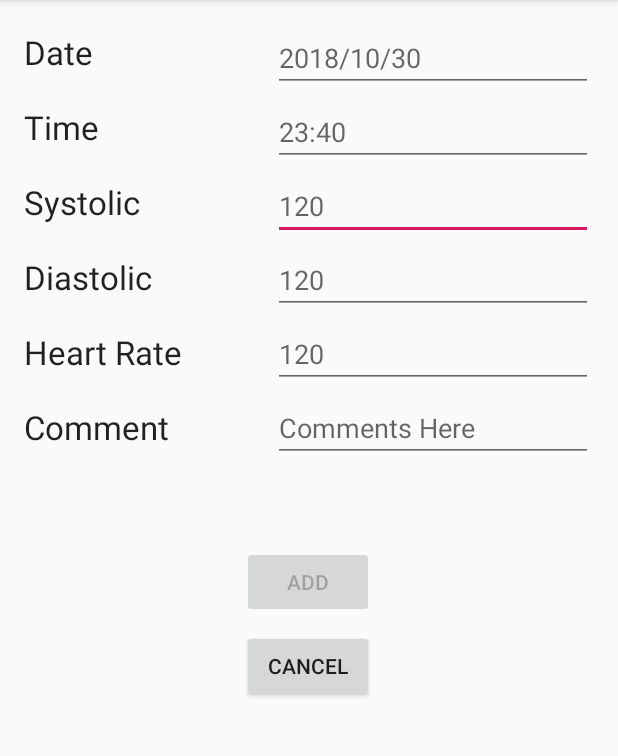
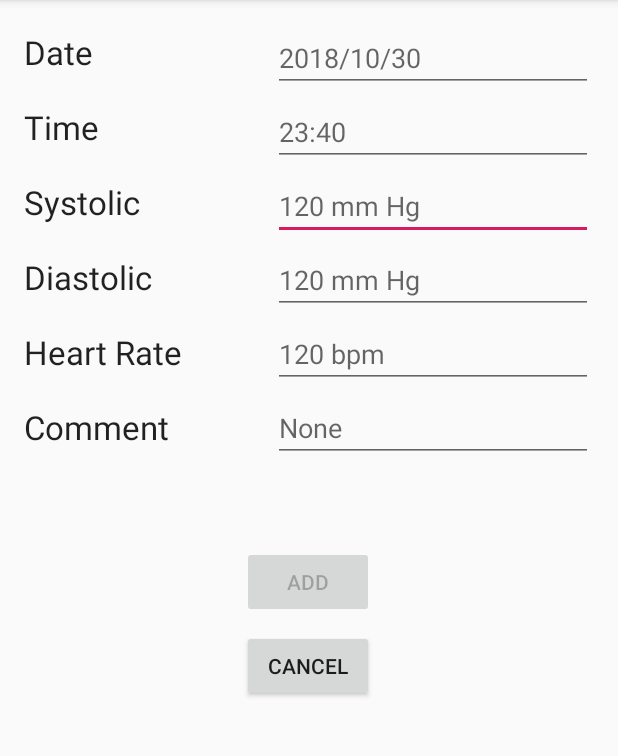
Before and after one commit to anjeshshrestha/Cardio-Book, an Android app: the MeasurementActivity screen opened directly, with no data from a screen before it, on a phone screen of 412 x 824 dp, the part 84-840 px from its top. Run offline under Robolectric (Android 15) with nearby library versions, the phone set to English and light mode, and no system bars.

Commit message:
More Comments, Highlight Perssure

```diff
--- a/app/src/main/res/layout/activity_measurement.xml
+++ b/app/src/main/res/layout/activity_measurement.xml
@@ -66,7 +66,7 @@
         android:layout_marginStart="16dp"
         android:layout_marginTop="20dp"
         android:layout_marginEnd="16dp"
-        android:text="@string/heartrate"
+        android:text="@string/heartRate"
         android:textAppearance="@style/Base.TextAppearance.AppCompat.Large"
         app:layout_constraintEnd_toStartOf="@+id/guideline2"
         app:layout_constraintHorizontal_bias="0.0"
@@ -123,7 +123,7 @@
         android:layout_marginTop="4dp"
         android:layout_marginEnd="16dp"
         android:ems="10"
-        android:hint="@string/numberHint"
+        android:hint="@string/pressureHint"
         android:inputType="number"
         app:layout_constraintEnd_toEndOf="parent"
         app:layout_constraintStart_toStartOf="@+id/guideline2"
@@ -137,7 +137,7 @@
         android:layout_marginTop="4dp"
         android:layout_marginEnd="16dp"
         android:ems="10"
-        android:hint="@string/numberHint"
+        android:hint="@string/pressureHint"
         android:inputType="number"
         app:layout_constraintEnd_toEndOf="parent"
         app:layout_constraintStart_toStartOf="@+id/guideline2"
@@ -151,7 +151,7 @@
         android:layout_marginTop="4dp"
         android:layout_marginEnd="16dp"
         android:ems="10"
-        android:hint="@string/numberHint"
+        android:hint="@string/heartRateHint"
         android:inputType="number"
         app:layout_constraintEnd_toEndOf="parent"
         app:layout_constraintStart_toStartOf="@+id/guideline2"
@@ -167,6 +167,7 @@
         android:ems="10"
         android:hint="@string/commentHint"
         android:inputType="textShortMessage"
+        android:maxLength="20"
         app:layout_constraintEnd_toEndOf="parent"
         app:layout_constraintStart_toStartOf="@+id/guideline2"
         app:layout_constraintTop_toBottomOf="@+id/editTextHeartRate" />
--- a/app/src/main/res/values/strings.xml
+++ b/app/src/main/res/values/strings.xml
@@ -5,10 +5,11 @@
     <string name="time">Time</string>
     <string name="systolic">Systolic</string>
     <string name="diastolic">Diastolic</string>
-    <string name="heartrate">Heart Rate</string>
+    <string name="heartRate">Heart Rate</string>
     <string name="comment">Comment</string>
     <string name="dateHint">2018/10/30</string>
     <string name="timeHint">23:40</string>
-    <string name="numberHint">120</string>
-    <string name="commentHint">Comments Here</string>
+    <string name="pressureHint">120 mm Hg</string>
+    <string name="heartRateHint">120 bpm</string>
+    <string name="commentHint">None</string>
 </resources>
```
Also changed, not shown: app/src/main/java/cc/shrestha/assignment1/MainActivity.java (+40 -24 lines), app/src/main/java/cc/shrestha/assignment1/MeasurementActivity.java (+59 -14 lines), app/src/main/java/cc/shrestha/assignment1/MeasurementAdapter.java (+11 -3 lines), app/src/main/res/layout/measurement_item.xml (+4 -4 lines), 1 other file.
